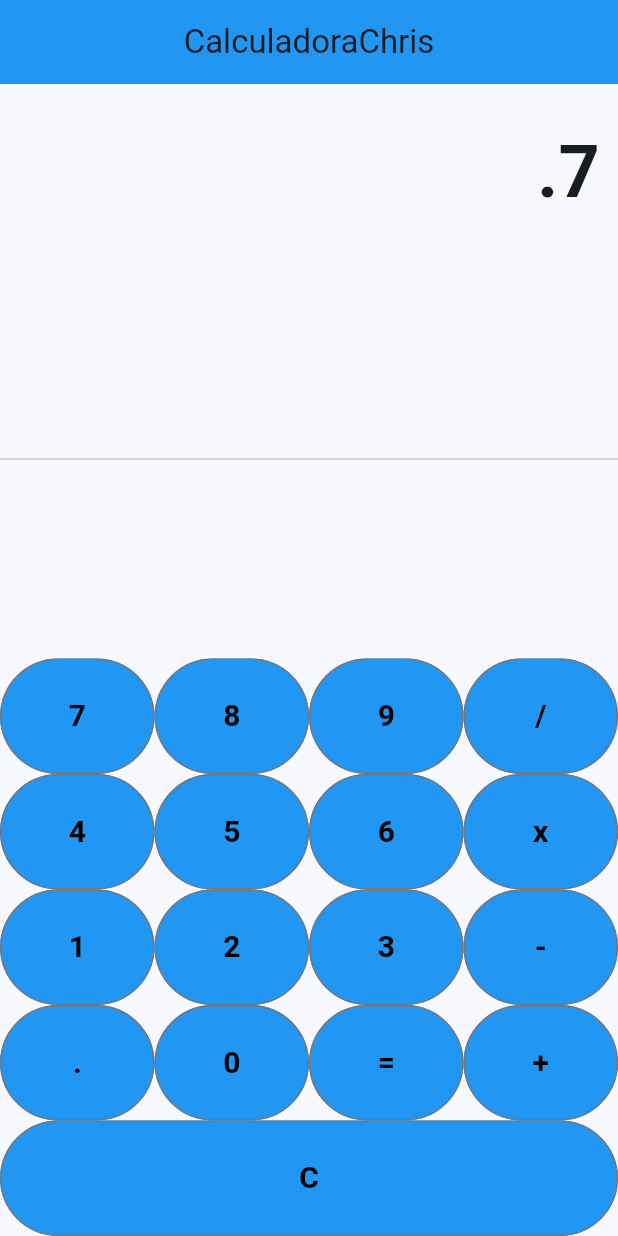
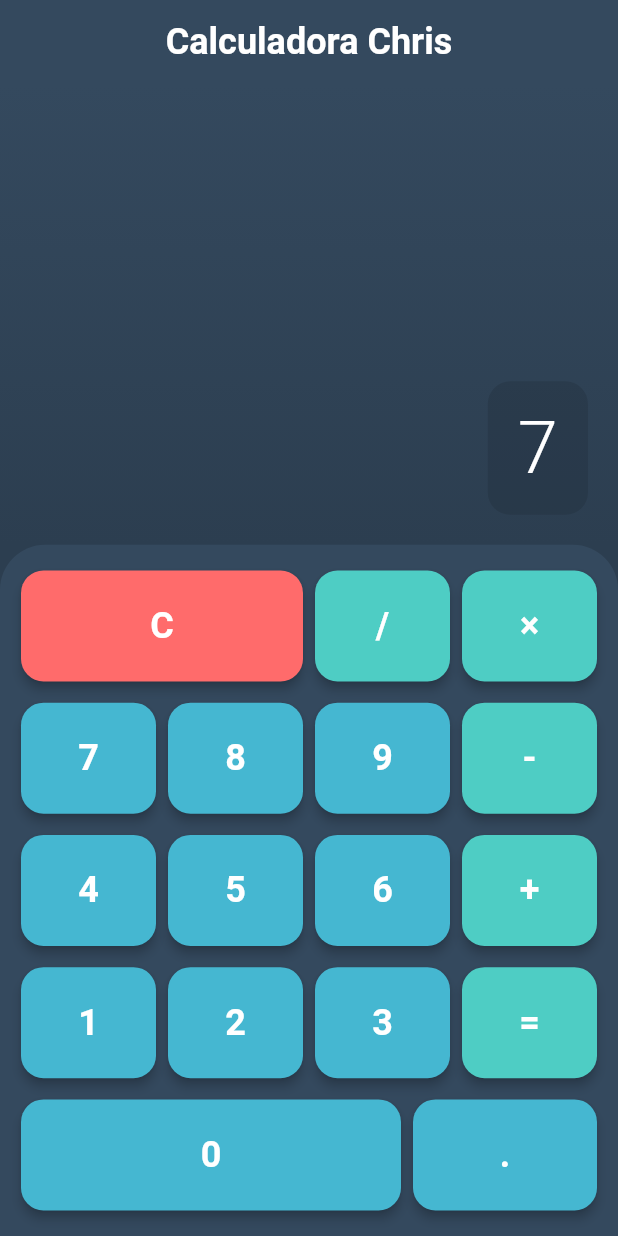
Before and after one commit to Chris3118/calcuCurso, a Flutter app: the screen it shows after launch, after a tap on an icon or button, on a phone screen of 412 x 824 dp. Run offline on Flutter 3.47's test engine with Material 3 defaults, Android fonts, the phone set to English and light mode, and no system bars.

Commit message:
Nuevos Cambios

```diff
--- a/lib/calculadora.dart
+++ b/lib/calculadora.dart
@@ -28,9 +28,9 @@ class _CalculadoraChrisState extends State<CalculadoraChris> {
       limpiar();
     }
     //Control para verificar el operador
-    else if (["+", "-", "/", "x"].contains(textoBoton)) {
+    else if (["+", "-", "/", "×"].contains(textoBoton)) {
       numero1 = double.parse(resultado);
-      operador = textoBoton;
+      operador = textoBoton == "×" ? "x" : textoBoton;
       _resultado = "0";
     }
 
@@ -48,8 +48,20 @@ class _CalculadoraChrisState extends State<CalculadoraChris> {
           _resultado = (numero1 * numero2).toString();
           break;
         case "/":
+          if (numero2 != 0) {
             _resultado = (numero1 / numero2).toString();
+          } else {
+            _resultado = "Error";
+          }
           break;
+      }
+
+      // Formatear resultado para evitar decimales innecesarios
+      if (_resultado != "Error") {
+        double resultadoDouble = double.parse(_resultado);
+        if (resultadoDouble == resultadoDouble.toInt()) {
+          _resultado = resultadoDouble.toInt().toString();
+        }
       }
 
       //limpiar los datos guardados
@@ -71,19 +83,46 @@ class _CalculadoraChrisState extends State<CalculadoraChris> {
     });
   }
 
-  Widget construirBoton(String textoBoton) {
+  // Función para determinar el color del botón según su tipo
+  Color _getButtonColor(String textoBoton) {
+    if (textoBoton == "C") {
+      return Color(0xFFFF6B6B); // Rojo para clear
+    } else if (["+", "-", "/", "×", "="].contains(textoBoton)) {
+      return Color(0xFF4ECDC4); // Verde azulado para operadores
+    } else {
+      return Color(0xFF45B7D1); // Azul para números
+    }
+  }
+
+  // Función para determinar el color del texto
+  Color _getTextColor(String textoBoton) {
+    return Colors.white;
+  }
+
+  Widget construirBoton(String textoBoton, {bool isWide = false}) {
     return Expanded(
-      child: OutlinedButton(
-        style: OutlinedButton.styleFrom(
-          padding: EdgeInsets.all(24.0),
-          foregroundColor: Color(0xFF000000),
-          backgroundColor: Colors.blue[500],
+      flex: isWide ? 2 : 1,
+      child: Container(
+        margin: EdgeInsets.all(4.0),
+        child: ElevatedButton(
+          style: ElevatedButton.styleFrom(
+            padding: EdgeInsets.all(20.0),
+            backgroundColor: _getButtonColor(textoBoton),
+            foregroundColor: _getTextColor(textoBoton),
+            elevation: 3,
+            shape: RoundedRectangleBorder(
+              borderRadius: BorderRadius.circular(15.0),
+            ),
           ),
           child: Text(
             textoBoton,
-          style: TextStyle(fontSize: 20.0, fontWeight: FontWeight.bold),
+            style: TextStyle(
+              fontSize: 24.0,
+              fontWeight: FontWeight.bold,
+            ),
           ),
           onPressed: () => presionarBoton(textoBoton),
+        ),
       ),
     );
   }
@@ -91,74 +130,133 @@ class _CalculadoraChrisState extends State<CalculadoraChris> {
   @override
   Widget build(BuildContext context) {
     return Scaffold(
+      backgroundColor: Color(0xFF2C3E50),
       appBar: AppBar(
-        title: Text("CalculadoraChris"),
+        title: Text(
+          "Calculadora Chris",
+          style: TextStyle(
+            fontSize: 24,
+            fontWeight: FontWeight.bold,
+            color: Colors.white,
+          ),
+        ),
         centerTitle: true,
-        backgroundColor: Colors.blue[500],
+        backgroundColor: Color(0xFF34495E),
+        elevation: 0,
       ),
       body: Column(
         children: [
-          //CONTENEDOR
+          // CONTENEDOR DEL DISPLAY
+          Expanded(
+            flex: 2,
+            child: Container(
+              width: double.infinity,
+              padding: EdgeInsets.all(20.0),
+              decoration: BoxDecoration(
+                gradient: LinearGradient(
+                  begin: Alignment.topCenter,
+                  end: Alignment.bottomCenter,
+                  colors: [Color(0xFF34495E), Color(0xFF2C3E50)],
+                ),
+              ),
+              child: Column(
+                mainAxisAlignment: MainAxisAlignment.end,
+                crossAxisAlignment: CrossAxisAlignment.end,
+                children: [
                   Container(
-            alignment: Alignment.centerRight,
-            padding: EdgeInsets.symmetric(vertical: 24.0, horizontal: 12.0),
+                    padding: EdgeInsets.symmetric(horizontal: 20, vertical: 10),
+                    decoration: BoxDecoration(
+                      color: Colors.black.withOpacity(0.1),
+                      borderRadius: BorderRadius.circular(15),
+                    ),
                     child: Text(
                       resultado,
-              style: TextStyle(fontSize: 48.0, fontWeight: FontWeight.bold),
+                      style: TextStyle(
+                        fontSize: 48.0,
+                        fontWeight: FontWeight.w300,
+                        color: Colors.white,
+                      ),
+                      textAlign: TextAlign.right,
+                    ),
+                  ),
+                ],
+              ),
             ),
           ),
 
-          //LINEA
-          Expanded(child: Divider()),
+          // CONTENEDOR DE BOTONES
+          Expanded(
+            flex: 3,
+            child: Container(
+              padding: EdgeInsets.all(10.0),
+              decoration: BoxDecoration(
+                color: Color(0xFF34495E),
+                borderRadius: BorderRadius.only(
+                  topLeft: Radius.circular(30),
+                  topRight: Radius.circular(30),
+                ),
+              ),
+              child: Column(
+                children: [
+                  // PRIMERA FILA
+                  Expanded(
+                    child: Row(
+                      children: [
+                        construirBoton("C", isWide: true),
+                        construirBoton("/"),
+                        construirBoton("×"),
+                      ],
+                    ),
+                  ),
 
-          //COLUMNA DE BOTONES
-          Column(
-            children: [
-              //PRIMER WIDGET
-              Row(
+                  // SEGUNDA FILA
+                  Expanded(
+                    child: Row(
                       children: [
                         construirBoton("7"),
                         construirBoton("8"),
                         construirBoton("9"),
-                  construirBoton("/"),
+                        construirBoton("-"),
                       ],
                     ),
+                  ),
 
-              //SEGUNDO WIDGET
-              Row(
+                  // TERCERA FILA
+                  Expanded(
+                    child: Row(
                       children: [
                         construirBoton("4"),
                         construirBoton("5"),
                         construirBoton("6"),
-                  construirBoton("x"),
+                        construirBoton("+"),
                       ],
                     ),
+                  ),
 
-              //TERCER WIDGET
-              Row(
+                  // CUARTA FILA
+                  Expanded(
+                    child: Row(
                       children: [
                         construirBoton("1"),
                         construirBoton("2"),
                         construirBoton("3"),
-                  construirBoton("-"),
+                        construirBoton("="),
                       ],
                     ),
+                  ),
 
-              //CUARTO WIDGET
-              Row(
+                  // QUINTA FILA
+                  Expanded(
+                    child: Row(
                       children: [
+                        construirBoton("0", isWide: true),
                         construirBoton("."),
-                  construirBoton("0"),
-                  construirBoton("="),
-                  construirBoton("+"),
                       ],
                     ),
-
-              //QUINTO WIDGET
-              Row(
-                children: [construirBoton("C")],
                   ),
                 ],
+              ),
+            ),
           ),
         ],
       ),
```
Lines whose indentation alone changed are shown as unchanged.
